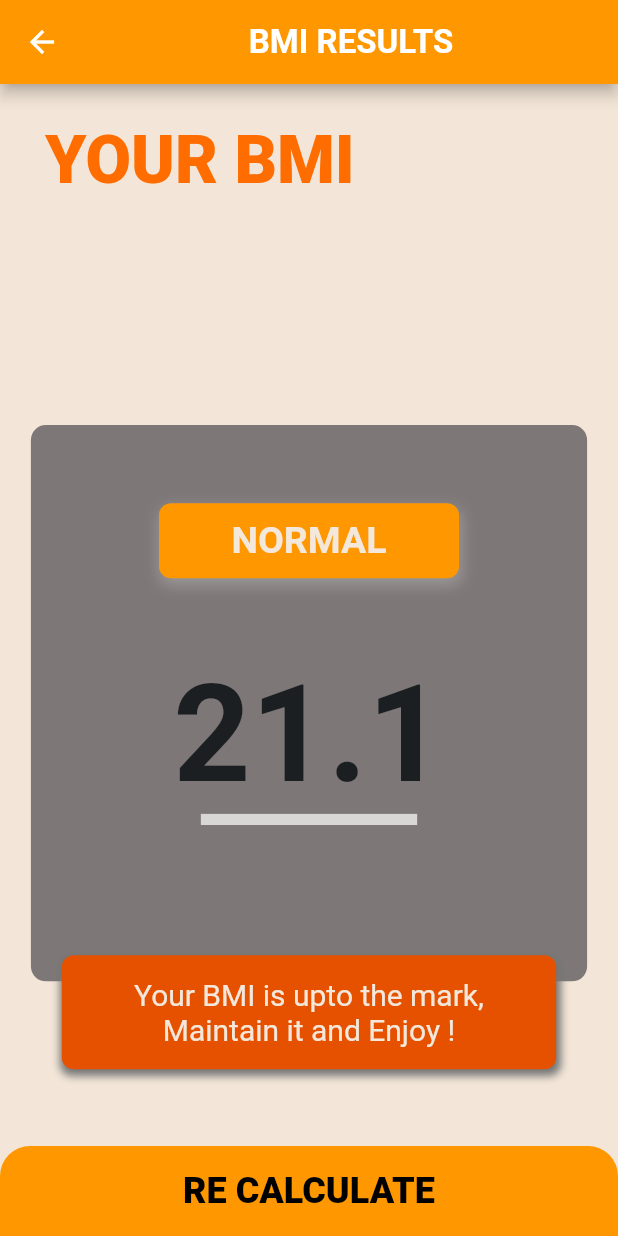
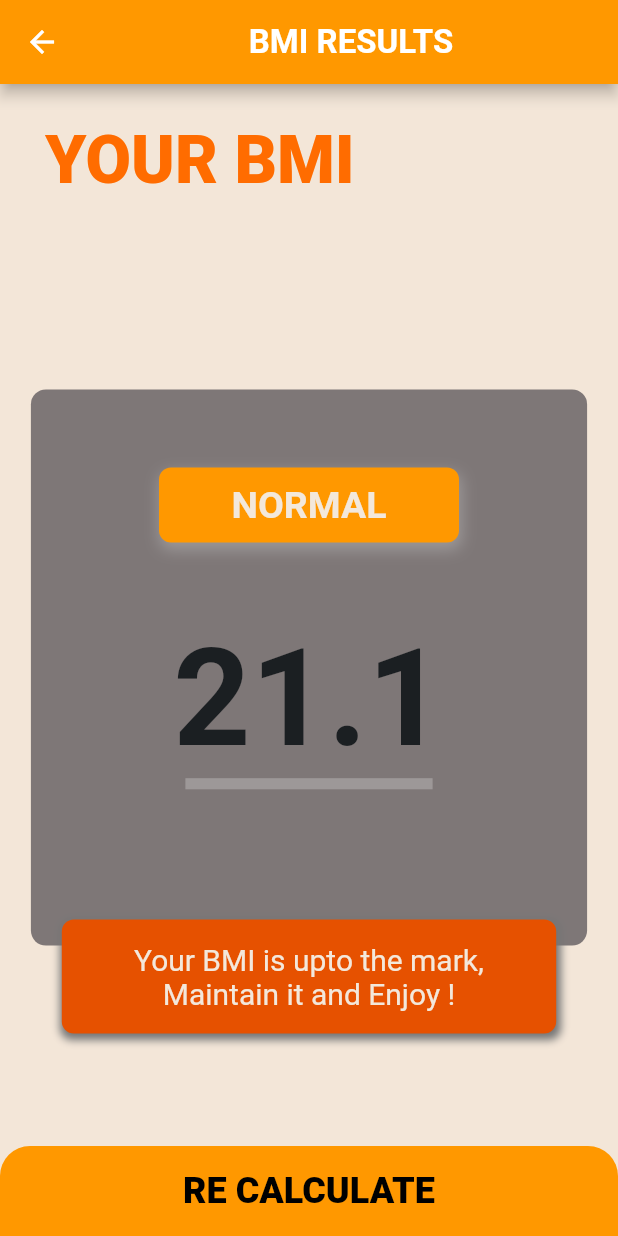
Before and after one commit to IamShahabAlam/You-re-Fit-App, a Flutter app: the BMI_Page screen opened directly, after a tap on "CALCULATE BMI", on a phone screen of 412 x 824 dp. Run offline on Flutter 3.47's test engine with Material 2 defaults, Android fonts, the phone set to English and light mode, and no system bars; our stand-ins replace animated_splash_screen, fluttertoast, font_awesome_flutter.

Commit message:
Initial Commit

```diff
--- a/lib/components/bmi_brain.dart
+++ b/lib/components/bmi_brain.dart
@@ -27,7 +27,7 @@ class BmiCalculator {
   }
   String getSuggest(){
     if (_bmi >= 30) {
-      return "It Indicatesz that you have obesity. Your health is at risk if you don't lose weight.";
+      return "It Indicates that you have obesity. Your health is at risk if you don't lose weight.";
     } else if (_bmi >= 25){
       return "Oh ! it looks You have Forgotten your diet plan for long.";
     }else if(_bmi > 18.5){
--- a/lib/components/conatinerWid.dart
+++ b/lib/components/conatinerWid.dart
@@ -34,6 +34,7 @@ class ResultCard extends StatelessWidget {
   final _w = MediaQuery.of(context).size.width;
 
   return Container(
+    margin: EdgeInsets.only(bottom: _h*0.1),
       height: _h*0.45,
       width: _w*0.9,
       child: child,
--- a/lib/screens/bmi_Result.dart
+++ b/lib/screens/bmi_Result.dart
@@ -27,7 +27,8 @@ BMI_Result_Page({this.bmiResult,this.resultText,this.suggestion});
       body: Column(mainAxisAlignment: MainAxisAlignment.spaceEvenly,
       crossAxisAlignment: CrossAxisAlignment.stretch,
         children: [
-        Expanded(child: Container( margin: EdgeInsets.only(left:30,top:25) ,child: Text("YOUR BMI",style: kresultTitle,))),
+        Expanded(child: Container( margin: EdgeInsets.only(left:30,top:25) ,
+            child: Text("YOUR BMI",style: kresultTitle,))),
         Stack(
           alignment: Alignment.center ,
           children: [
@@ -35,7 +36,7 @@ BMI_Result_Page({this.bmiResult,this.resultText,this.suggestion});
               colour: kinactiveCardColor ,
               child: Column(
                 // mainAxisAlignment: MainAxisAlignment.center,
-                crossAxisAlignment: CrossAxisAlignment.center,
+                // crossAxisAlignment: CrossAxisAlignment.center,
                 children: [
                   Spacer(),
      // Result Text
@@ -53,9 +54,9 @@ BMI_Result_Page({this.bmiResult,this.resultText,this.suggestion});
 
                   Container(
                     height: _h*0.009,
-                    width: _w*0.35,
+                    width: _w*0.4,
                     decoration: BoxDecoration(
-                      color: Colors.white70,
+                      color: Colors.white24,
                     ),
 
                   ),
@@ -68,7 +69,7 @@ BMI_Result_Page({this.bmiResult,this.resultText,this.suggestion});
             // SizedBox(height: _h*0.1,),
 
             Container(
-              margin: EdgeInsets.only(top: _h*0.5),
+              margin: EdgeInsets.only(top: _h*0.4),
               padding: const EdgeInsets.all(15.0),
               width: _w*0.8,
               decoration: BoxDecoration(
@@ -77,9 +78,7 @@ BMI_Result_Page({this.bmiResult,this.resultText,this.suggestion});
                 boxShadow: [kBtnBoxShadow]
               ),
               child: Text(suggestion,style: kBMIsuggest, textAlign: TextAlign.center,),
-
-
-            ),
+                  ),
           ],
         ),
           SizedBox(height: _h*0.05,),
```
